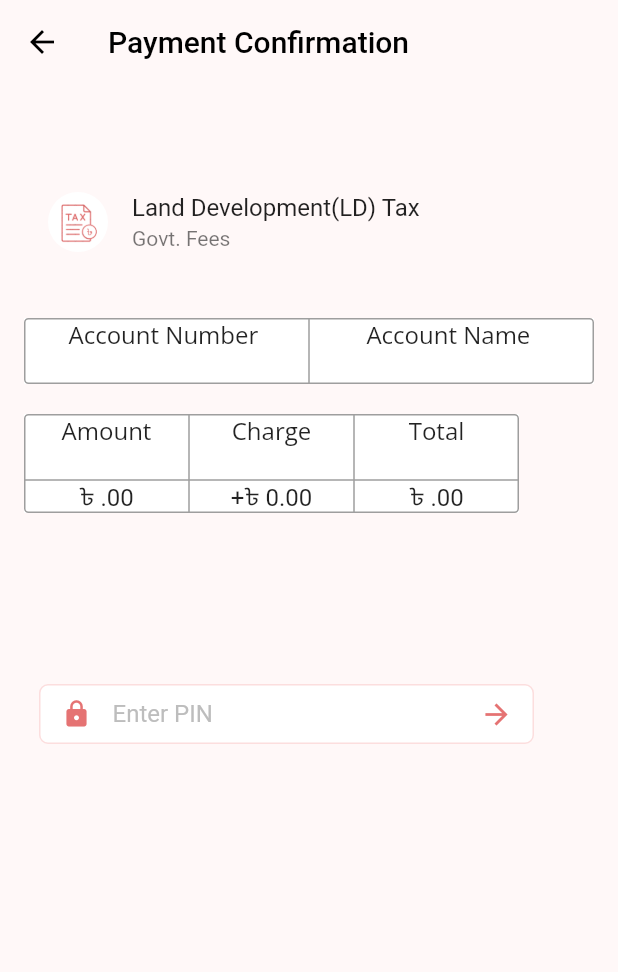
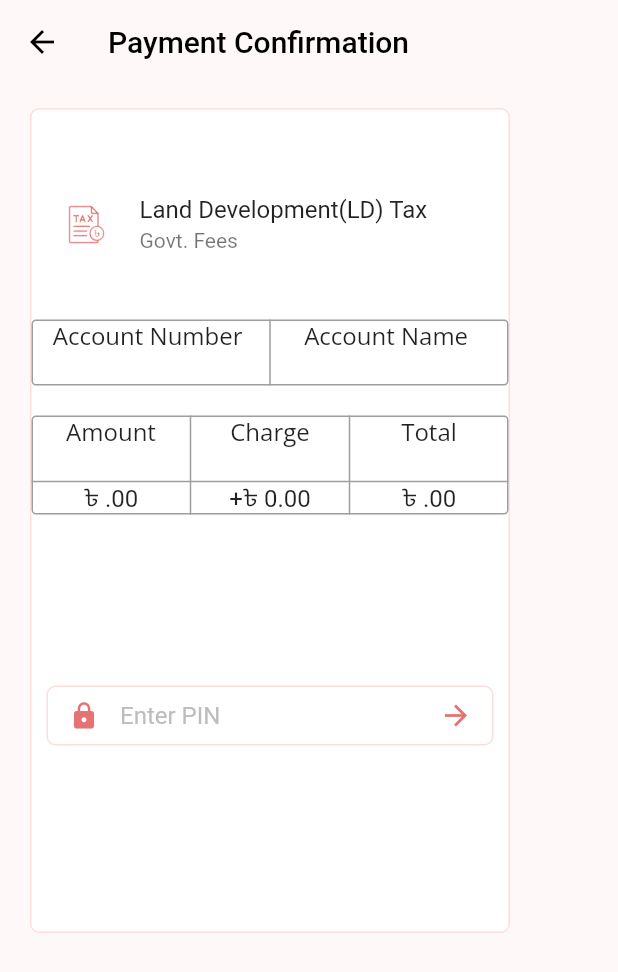
Before and after one commit to NafimAhmed/Paymentsall, a Flutter app: the PayConfirmationPage screen opened directly with empty values, on a phone screen of 412 x 824 dp. Shown: the top 972 px of the screen. Run offline on Flutter 3.47's test engine with Material 2 defaults, Android fonts, the phone set to English and light mode, and no system bars; our stand-ins replace animated_splash_screen, awesome_notifications, barcode_widget, firebase_auth, firebase_core, firebase_database and 15 more; missing offline and left inert: dart:ffi, qr_code_scanner; accounts and stored records are empty; network calls fail.

Commit message:
update at 10:45 pm, 3/15/23

```diff
--- a/lib/Screens/Government Fees/PayConfirmation.dart
+++ b/lib/Screens/Government Fees/PayConfirmation.dart
@@ -1,17 +1,34 @@
 import 'package:flutter/material.dart';
+import 'package:fluttertoast/fluttertoast.dart';
 import 'package:google_fonts/google_fonts.dart';
 
 import 'ConfirmPaymentPage.dart';
 
-class PayConfirmationPage extends StatelessWidget {
-  final String accountNumber,accountName,amount;
-  const PayConfirmationPage({super.key, required this.accountNumber, required this.accountName, required this.amount});
+class PayConfirmationPage extends StatefulWidget {
+  final String accountNumber,accountName,amount,pin;
+  const PayConfirmationPage({super.key, required this.accountNumber, required this.accountName, required this.amount, required this.pin});
+
+  @override
+  State<PayConfirmationPage> createState() => _PayConfirmationPageState();
+}
+
+class _PayConfirmationPageState extends State<PayConfirmationPage> {
+
+
+// class PayConfirmationPage extends StatelessWidget {
 //
-//   @override
-//   State<PayConfirmationPage> createState() => _PayConfirmationPageState();
-// }
 //
-// class _PayConfirmationPageState extends State<PayConfirmationPage> {
+//
+//   final String accountNumber,accountName,amount,pin;
+//    PayConfirmationPage({super.key, required this.accountNumber, required this.accountName, required this.amount, required this.pin});
+//
+
+
+   bool _obscureText = true;
+
+
+
+  final TextEditingController _pinG = TextEditingController();
   @override
   Widget build(BuildContext context) {
     return Scaffold(
@@ -26,7 +43,14 @@ class PayConfirmationPage extends StatelessWidget {
 
       body: SingleChildScrollView(
         child: Padding(
-          padding: EdgeInsets.all(16.0),
+          padding: const EdgeInsets.only(left: 20,right: 16,top: 16,bottom: 16),
+          child: Container(
+            height: 550,width: 320,
+            decoration: BoxDecoration(
+              border: Border.all(width: 1,color: const Color(0xFFFCDEDE),),
+              borderRadius: BorderRadius.circular(6.0),
+              color: Colors.white,
+            ),
             child: Column(
               crossAxisAlignment: CrossAxisAlignment.start,
               children: [
@@ -58,8 +82,8 @@ class PayConfirmationPage extends StatelessWidget {
                             color: Colors.white
                         ),
                         children: [
-                        Column(children:[Text('Account Number \n $accountNumber', style: GoogleFonts.openSans(fontSize: 16.0))]),
-                        Column(children:[Text('Account Name \n $accountName', style: GoogleFonts.openSans(fontSize: 16.0))]),
+                          Column(children:[Text('Account Number \n ${widget.accountNumber}', style: GoogleFonts.openSans(fontSize: 16.0))]),
+                          Column(children:[Text('Account Name \n ${widget.accountName}', style: GoogleFonts.openSans(fontSize: 16.0))]),
                         ]
                       ),
 
@@ -92,9 +116,9 @@ class PayConfirmationPage extends StatelessWidget {
                               color: Colors.white
                           ),
                           children: [
-                      Column(children:[Text('৳ $amount.00', style: TextStyle(fontSize: 16.0))]),
+                        Column(children:[Text('৳ ${widget.amount}.00', style: TextStyle(fontSize: 16.0))]),
                         Column(children:[Text('+৳ 0.00', style: TextStyle(fontSize: 16.0))]),
-                      Column(children:[Text('৳ $amount.00', style: TextStyle(fontSize: 16.0))]),
+                        Column(children:[Text('৳ ${widget.amount}.00', style: TextStyle(fontSize: 16.0))]),
                       ]),
 
                     ],
@@ -121,8 +145,10 @@ class PayConfirmationPage extends StatelessWidget {
 
 
 
+                    child: GestureDetector(
                       child: TextField(
-                    //controller: _mobileNo,
+                        controller: _pinG,
+                        obscureText: _obscureText,
                         keyboardType: TextInputType.number,
                         cursorColor: Colors.red.shade900,
                         decoration: InputDecoration(
@@ -132,23 +158,45 @@ class PayConfirmationPage extends StatelessWidget {
                           hintStyle: TextStyle(color: Colors.grey.shade400),
                           suffixIcon: InkWell(
                               onTap:() {
-                            //
+                                if(_pinG.text.isNotEmpty && _pinG.text.toString()==widget.pin){
                                   Navigator.push(
                                     context,
                                     MaterialPageRoute(
                                       builder: (context) {
                                         return ConfirmPaymentPage(
-                                    accountNumber: accountNumber.toString(),
-                                    accountName: accountName.toString(),
-                                    amount: amount.toString(),);
+                                          accountNumber: widget.accountNumber.toString(),
+                                          accountName: widget.accountName.toString(),
+                                          amount: widget.amount.toString(),
+                                        );
                                       },
                                     ),
                                   );
+
+                                }
+                                else
+                                  {
+                                    Fluttertoast.showToast(
+                                        msg: "Please enter your PIN correctly.Thank You! ",
+                                        toastLength: Toast.LENGTH_SHORT,
+                                        gravity: ToastGravity.BOTTOM,
+                                        timeInSecForIosWeb: 10,
+                                        backgroundColor: Colors.red.shade100,
+                                        textColor: Colors.black,
+                                        fontSize: 16.0
+                                    );
+                                  }
 
                               },
                               child: Icon(Icons.arrow_forward,size: 22,color: Colors.red.shade300,)),
                           suffixIconColor: Color(0xFFFCDEDE),
                         ),
+                      ),
+                      onTap: (){
+                        setState(() {
+                          _obscureText = !_obscureText;
+
+                        });
+                      },
                     ),
 
 
@@ -161,6 +209,7 @@ class PayConfirmationPage extends StatelessWidget {
             ),
           ),
         ),
+      ),
     );
   }
 }
--- a/lib/Screens/Home/HomePage.dart
+++ b/lib/Screens/Home/HomePage.dart
@@ -406,7 +406,7 @@ class HomePage extends StatelessWidget {
                                 context,
                                 MaterialPageRoute(
                                   builder: (context) {
-                                    return GovernmentFeesPage();
+                                    return GovernmentFeesPage(pin: pin,);
                                   },
                                 ),
                               );
```
Also changed, not shown: lib/Screens/Government Fees/ConfirmPaymentPage.dart (+34 -20 lines), lib/Screens/Government Fees/FeesPage.dart (+23 -7 lines), lib/Screens/Government Fees/GovernmentFeesPage.dart (+4 -3 lines), lib/Screens/Government Fees/Sub Government fees/AIT Page.dart (+8 -2 lines), lib/Screens/Government Fees/Sub Government fees/VAT Page.dart (+9 -2 lines). Lines whose indentation alone changed are shown as unchanged.
